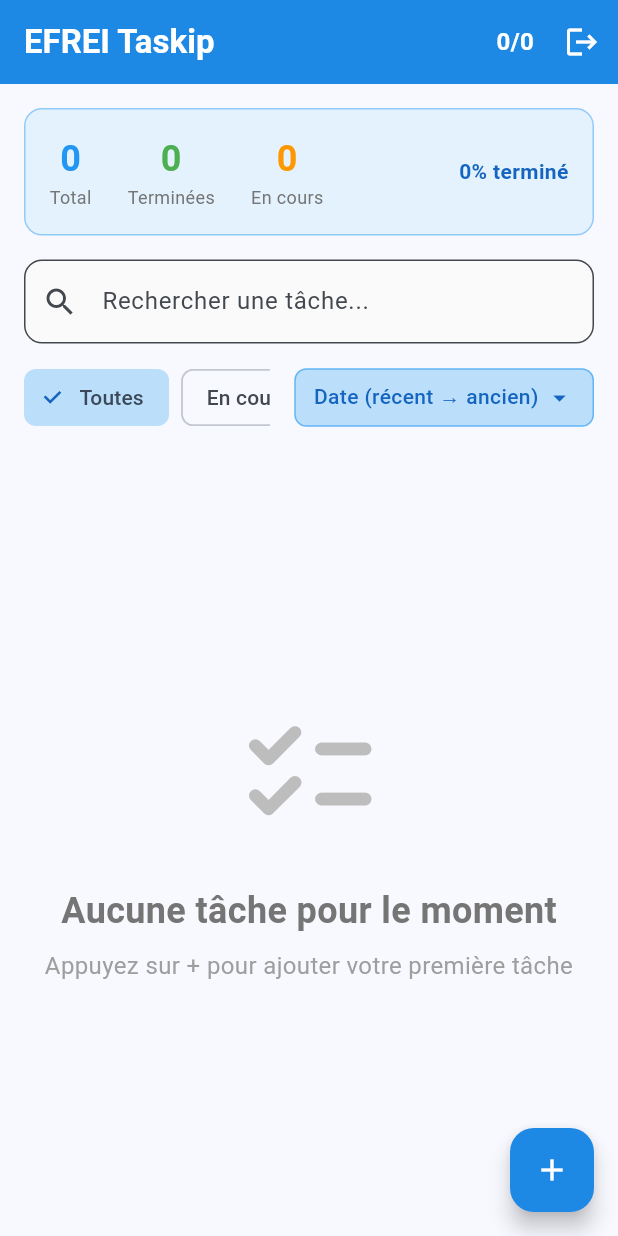
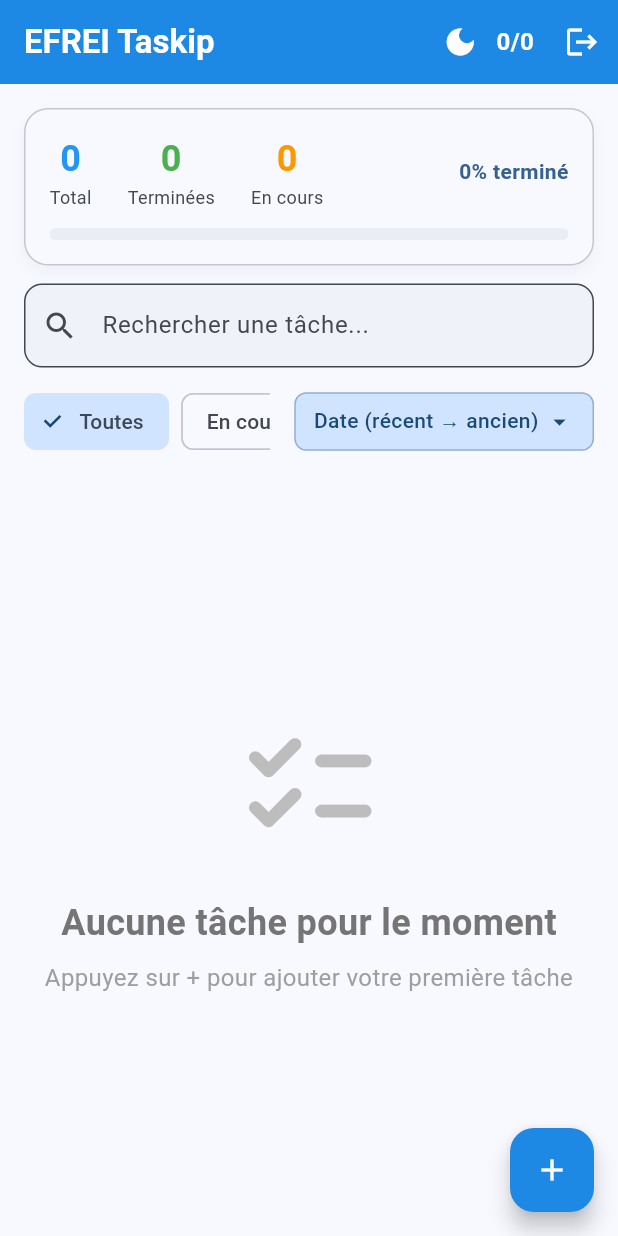
Before and after one commit to Quanghng/efrei-flutter-todolist, a Flutter app: the screen it shows once a user with an empty profile is signed in, on a phone screen of 412 x 824 dp. Run offline on Flutter 3.47's test engine with Material 3 defaults, Android fonts, the phone set to English and light mode, and no system bars; our stand-ins replace cloud_firestore, firebase_auth, firebase_core; accounts and stored records are empty.

Commit message:
darkmode and progress bar

```diff
--- a/lib/main.dart
+++ b/lib/main.dart
@@ -5,6 +5,7 @@ import 'package:provider/provider.dart';
 // Providers
 import 'providers/auth_provider.dart';
 import 'providers/todo_provider.dart';
+import 'providers/theme_provider.dart';
 
 // Screens
 import 'screens/auth/login_screen.dart';
@@ -37,16 +38,26 @@ class TodoApp extends StatelessWidget {
       providers: [
         ChangeNotifierProvider(create: (_) => AuthProvider()),
         ChangeNotifierProvider(create: (_) => TodoProvider()),
+        ChangeNotifierProvider(create: (_) => ThemeProvider()),
       ],
-      child: MaterialApp(
+      child: Consumer<ThemeProvider>(
+        builder: (context, themeProvider, _) {
+          return MaterialApp(
             title: 'EFREI Taskip',
             debugShowCheckedModeBanner: false,
+            themeMode: themeProvider.mode,
             theme: ThemeData(
-          primarySwatch: Colors.blue,
               useMaterial3: true,
               colorScheme: ColorScheme.fromSeed(
                 seedColor: Colors.blue,
                 brightness: Brightness.light,
+              ),
+            ),
+            darkTheme: ThemeData(
+              useMaterial3: true,
+              colorScheme: ColorScheme.fromSeed(
+                seedColor: Colors.blue,
+                brightness: Brightness.dark,
               ),
             ),
             home: Consumer<AuthProvider>(
@@ -56,6 +67,8 @@ class TodoApp extends StatelessWidget {
                     : const LoginScreen();
               },
             ),
+          );
+        },
       ),
     );
   }
--- /dev/null
+++ b/lib/providers/theme_provider.dart
@@ -0,0 +1,13 @@
+import 'package:flutter/material.dart';
+
+class ThemeProvider with ChangeNotifier {
+  ThemeMode _mode = ThemeMode.light;
+
+  ThemeMode get mode => _mode;
+  bool get isDark => _mode == ThemeMode.dark;
+
+  void toggle() {
+    _mode = isDark ? ThemeMode.light : ThemeMode.dark;
+    notifyListeners();
+  }
+}
--- a/lib/screens/home_screen.dart
+++ b/lib/screens/home_screen.dart
@@ -2,6 +2,7 @@ import 'package:flutter/material.dart';
 import 'package:provider/provider.dart';
 import '../providers/auth_provider.dart';
 import '../providers/todo_provider.dart';
+import '../providers/theme_provider.dart';
 
 enum Priority {
   faible(1, 'Faible', Colors.green),
@@ -182,6 +183,16 @@ class _HomeScreenState extends State<HomeScreen> {
             foregroundColor: Colors.white,
             elevation: 0,
         actions: [
+          // Dark mode toggle
+          Consumer<ThemeProvider>(
+            builder: (context, theme, _) {
+              return IconButton(
+                tooltip: theme.isDark ? 'Mode clair' : 'Mode sombre',
+                icon: Icon(theme.isDark ? Icons.wb_sunny : Icons.dark_mode),
+                onPressed: theme.toggle,
+              );
+            },
+          ),
           // Bouton pour supprimer les tâches terminées
           Consumer<TodoProvider>(
             builder: (context, todoProvider, _) {
@@ -189,8 +200,7 @@ class _HomeScreenState extends State<HomeScreen> {
                   ? IconButton(
                       icon: const Icon(Icons.clear_all),
                       tooltip: 'Supprimer les tâches terminées',
-                          onPressed: () =>
-                              _showDeleteAllCompletedDialog(todoProvider),
+                      onPressed: () => _showDeleteAllCompletedDialog(todoProvider),
                     )
                   : const SizedBox.shrink();
             },
@@ -316,36 +326,51 @@ class _HomeScreenState extends State<HomeScreen> {
 
   Widget _buildStatsBar(TodoProvider todoProvider) {
     final stats = todoProvider.getStatistics();
+    final cs = Theme.of(context).colorScheme;
 
     return Container(
-      margin: const EdgeInsets.all(16),
+      margin: const EdgeInsets.fromLTRB(16, 16, 16, 12),
       padding: const EdgeInsets.all(16),
       decoration: BoxDecoration(
-        color: Colors.blue.shade50,
-        borderRadius: BorderRadius.circular(12),
-        border: Border.all(color: Colors.blue.shade200),
+        color: cs.surface,
+        borderRadius: BorderRadius.circular(16),
+        border: Border.all(color: cs.outlineVariant),
+        boxShadow: [
+          BoxShadow(
+            color: Colors.black.withOpacity(0.04),
+            blurRadius: 8,
+            offset: const Offset(0, 4),
           ),
-      child: Row(
+        ],
+      ),
+      child: Column(
+        crossAxisAlignment: CrossAxisAlignment.start,
+        children: [
+          Row(
             children: [
               _buildStatItem('Total', stats['total'].toString(), Colors.blue),
               const SizedBox(width: 24),
-          _buildStatItem(
-            'Terminées',
-            stats['completed'].toString(),
-            Colors.green,
-          ),
+              _buildStatItem('Terminées', stats['completed'].toString(), Colors.green),
               const SizedBox(width: 24),
-          _buildStatItem(
-            'En cours',
-            stats['pending'].toString(),
-            Colors.orange,
-          ),
+              _buildStatItem('En cours', stats['pending'].toString(), Colors.orange),
               const Spacer(),
               Text(
                 '${stats['completionRate']}% terminé',
                 style: TextStyle(
                   fontWeight: FontWeight.bold,
-              color: Colors.blue.shade800,
+                  color: cs.primary,
+                ),
+              ),
+            ],
+          ),
+          const SizedBox(height: 12),
+          ClipRRect(
+            borderRadius: BorderRadius.circular(8),
+            child: LinearProgressIndicator(
+              value: (stats['completionRate'] ?? 0) / 100.0,
+              minHeight: 8,
+              backgroundColor: cs.surfaceVariant.withOpacity(0.5),
+              valueColor: AlwaysStoppedAnimation<Color>(cs.primary),
             ),
           ),
         ],
@@ -376,7 +401,7 @@ class _HomeScreenState extends State<HomeScreen> {
               borderRadius: BorderRadius.circular(12),
             ),
             filled: true,
-              fillColor: Colors.grey.shade50,
+            fillColor: Theme.of(context).colorScheme.surfaceVariant.withOpacity(0.3),
           ),
         ),
         const SizedBox(height: 12),
@@ -412,14 +437,11 @@ class _HomeScreenState extends State<HomeScreen> {
     borderRadius: BorderRadius.circular(12),
   ),
   child: Container(
-                  padding: const EdgeInsets.symmetric(
-                    horizontal: 12,
-                    vertical: 8,
-                  ),
+    padding: const EdgeInsets.symmetric(horizontal: 12, vertical: 8),
     decoration: BoxDecoration(
-                    color: Colors.blue.shade100,
+      color: Theme.of(context).colorScheme.primaryContainer,
       borderRadius: BorderRadius.circular(8),
-                    border: Border.all(color: Colors.blue.shade300),
+      border: Border.all(color: Theme.of(context).colorScheme.primary.withOpacity(0.4)),
     ),
     child: Row(
       mainAxisSize: MainAxisSize.min,
@@ -427,21 +449,20 @@ class _HomeScreenState extends State<HomeScreen> {
         Text(
           _currentSort.label,
           style: TextStyle(
-                          color: Colors.blue.shade800,
+            color: Theme.of(context).colorScheme.onPrimaryContainer,
             fontWeight: FontWeight.w500,
           ),
         ),
         const SizedBox(width: 4),
         Icon(
           Icons.arrow_drop_down,
-                        color: Colors.blue.shade800,
+          color: Theme.of(context).colorScheme.onPrimaryContainer,
           size: 20,
         ),
       ],
     ),
   ),
-                itemBuilder: (BuildContext context) =>
-                    SortOption.values.map((SortOption option) {
+  itemBuilder: (BuildContext context) => SortOption.values.map((SortOption option) {
     return PopupMenuItem<SortOption>(
       value: option,
       child: Row(
@@ -449,25 +470,23 @@ class _HomeScreenState extends State<HomeScreen> {
           Icon(
             option.icon,
             size: 20,
-                              color: _currentSort == option
-                                  ? Colors.blue
-                                  : Colors.grey.shade600,
+            color: _currentSort == option ? Colors.blue : Colors.grey.shade600,
           ),
           const SizedBox(width: 12),
           Text(
             option.label,
             style: TextStyle(
-                                color: _currentSort == option
-                                    ? Colors.blue
-                                    : Colors.black,
-                                fontWeight: _currentSort == option
-                                    ? FontWeight.w600
-                                    : FontWeight.normal,
+              color: _currentSort == option ? Colors.blue : Colors.black,
+              fontWeight: _currentSort == option ? FontWeight.w600 : FontWeight.normal,
             ),
           ),
           if (_currentSort == option) ...[
             const Spacer(),
-                              Icon(Icons.check, size: 20, color: Colors.blue),
+            Icon(
+              Icons.check,
+              size: 20,
+              color: Colors.blue,
+            ),
           ],
         ],
       ),
@@ -492,8 +511,8 @@ class _HomeScreenState extends State<HomeScreen> {
           _filterStatus = value;
         });
       },
-      selectedColor: Colors.blue.shade100,
-      checkmarkColor: Colors.blue.shade800,
+      selectedColor: Theme.of(context).colorScheme.primaryContainer,
+      checkmarkColor: Theme.of(context).colorScheme.onPrimaryContainer,
     );
   }
 
@@ -511,7 +530,10 @@ class _HomeScreenState extends State<HomeScreen> {
         ),
         Text(
           label,
-          style: TextStyle(fontSize: 12, color: Colors.grey.shade600),
+          style: TextStyle(
+            fontSize: 12,
+            color: Theme.of(context).colorScheme.onSurfaceVariant,
+          ),
         ),
       ],
     );
```
Lines whose indentation alone changed are shown as unchanged.
